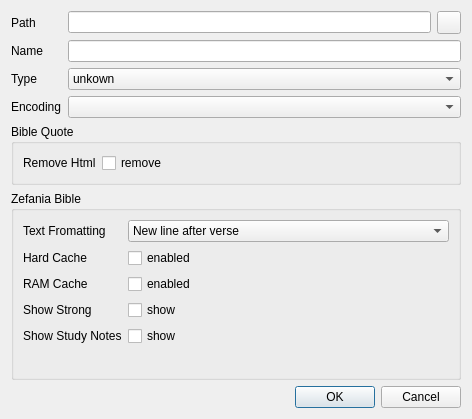
Before: the Qt Designer form src/ui/dialog/moduleconfigdialog.ui in metaxy/openBibleViewer, drawn with Qt 5.
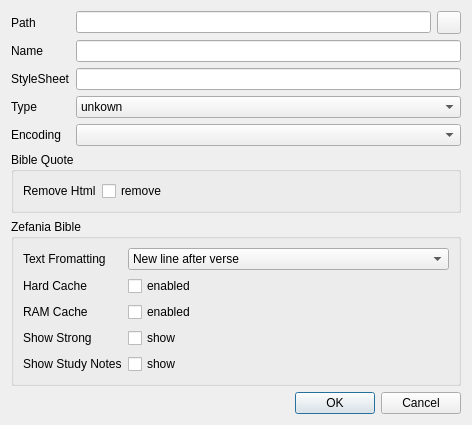
After: the same form once the commit is applied. Icons and pictures are not drawn.

Diff of the .ui file:
```diff
--- a/src/ui/dialog/moduleconfigdialog.ui
+++ b/src/ui/dialog/moduleconfigdialog.ui
@@ -54,14 +54,14 @@
      <item row="1" column="1">
       <widget class="QLineEdit" name="lineEdit_name"/>
      </item>
-     <item row="2" column="0">
+     <item row="3" column="0">
       <widget class="QLabel" name="label_3">
        <property name="text">
         <string>Type</string>
        </property>
       </widget>
      </item>
-     <item row="2" column="1">
+     <item row="3" column="1">
       <widget class="QComboBox" name="comboBox_type">
        <item>
         <property name="text">
@@ -85,16 +85,26 @@
        </item>
       </widget>
      </item>
-     <item row="3" column="0">
+     <item row="4" column="0">
       <widget class="QLabel" name="label_11">
        <property name="text">
         <string>Encoding</string>
        </property>
       </widget>
      </item>
-     <item row="3" column="1">
+     <item row="4" column="1">
       <widget class="QComboBox" name="comboBox_encoding"/>
      </item>
+     <item row="2" column="0">
+      <widget class="QLabel" name="label_10">
+       <property name="text">
+        <string>StyleSheet</string>
+       </property>
+      </widget>
+     </item>
+     <item row="2" column="1">
+      <widget class="QLineEdit" name="lineEdit_styleSheet"/>
+     </item>
     </layout>
    </item>
    <item>
```
Left out of the diff: 8 changed lines with no effect on the pictures.
